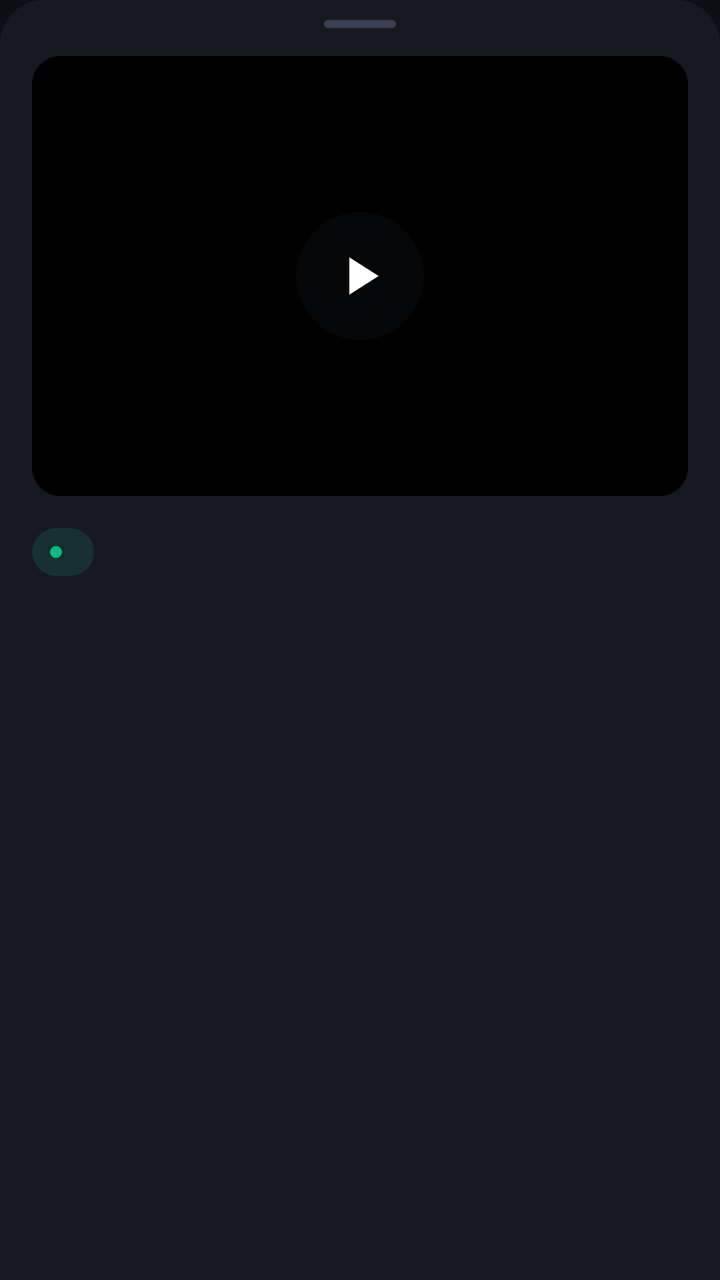
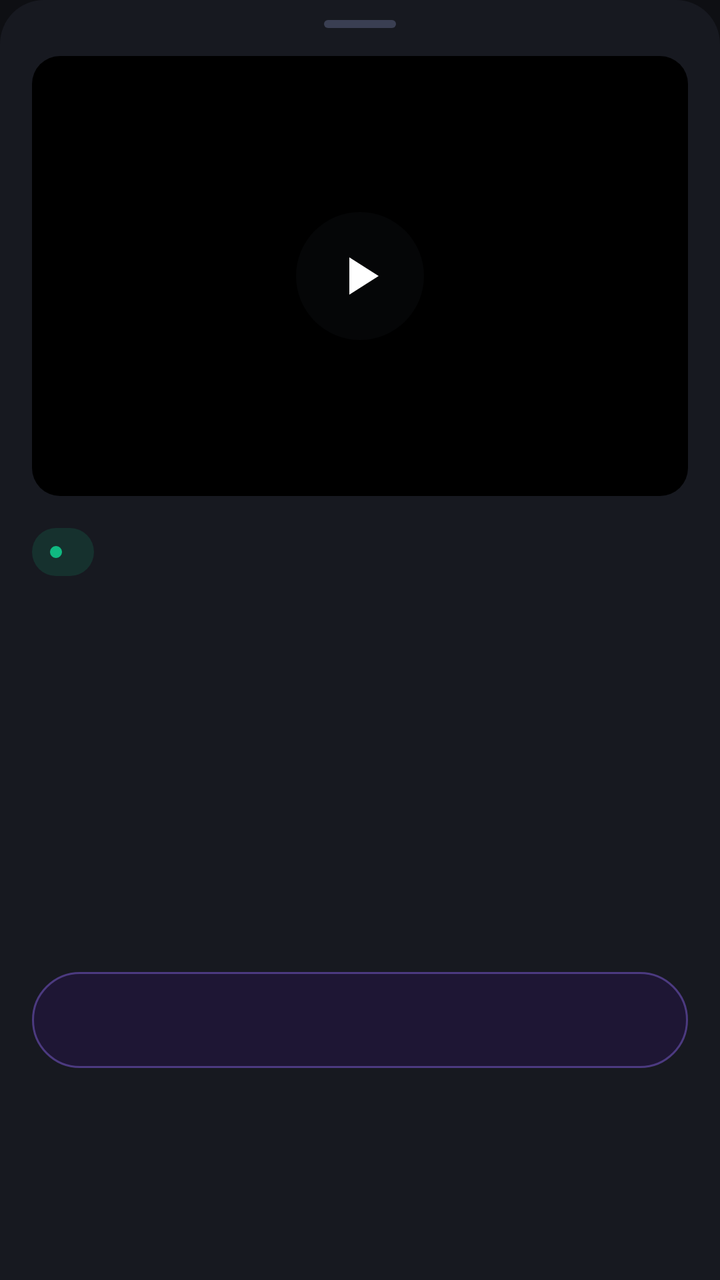

The first picture is an Android layout as it rendered before a commit; the second is the same layout after the commit. The layout source and the unified diff follow.
<!-- AndroidManifest.xml: application theme AppTheme -->
<!-- res/layout/sheet_video.xml -->
<?xml version="1.0" encoding="utf-8"?>
<LinearLayout xmlns:android="http://schemas.android.com/apk/res/android"
    android:id="@+id/sheet"
    android:layout_width="match_parent"
    android:layout_height="wrap_content"
    android:background="@drawable/sheet_bg"
    android:orientation="vertical">

    <View
        android:layout_width="36dp"
        android:layout_height="4dp"
        android:layout_gravity="center_horizontal"
        android:layout_marginBottom="6dp"
        android:layout_marginTop="10dp"
        android:background="@drawable/handle" />

    <ScrollView
        android:layout_width="match_parent"
        android:layout_height="wrap_content"
        android:overScrollMode="never">
        <LinearLayout
            android:layout_width="match_parent"
            android:layout_height="wrap_content"
            android:orientation="vertical"
            android:paddingBottom="20dp"
            android:paddingLeft="16dp"
            android:paddingRight="16dp"
            android:paddingTop="8dp">

            <FrameLayout
                android:id="@+id/videoBox"
                android:layout_width="match_parent"
                android:layout_height="220dp"
                android:background="@drawable/video_box">
                <ImageView
                    android:id="@+id/sheetThumb"
                    android:layout_width="match_parent"
                    android:layout_height="match_parent"
                    android:scaleType="fitCenter" />
                <VideoView
                    android:id="@+id/sheetVideo"
                    android:layout_width="match_parent"
                    android:layout_height="match_parent"
                    android:layout_gravity="center"
                    android:visibility="gone" />
                <ImageView
                    android:id="@+id/sheetPlay"
                    android:layout_width="64dp"
                    android:layout_height="64dp"
                    android:layout_gravity="center"
                    android:background="@drawable/circle_frost"
                    android:contentDescription="Play"
                    android:padding="16dp"
                    android:src="@drawable/ic_play"
                    android:tint="#FFFFFF" />
            </FrameLayout>

            <LinearLayout
                android:id="@+id/sheetStatus"
                android:layout_width="wrap_content"
                android:layout_height="24dp"
                android:layout_marginTop="16dp"
                android:background="@drawable/status_pub"
                android:gravity="center_vertical"
                android:orientation="horizontal"
                android:paddingLeft="9dp"
                android:paddingRight="10dp">
                <View
                    android:id="@+id/sheetStatusDot"
                    android:layout_width="6dp"
                    android:layout_height="6dp"
                    android:background="@drawable/dot_pub" />
                <TextView
                    android:id="@+id/sheetStatusText"
                    android:layout_width="wrap_content"
                    android:layout_height="wrap_content"
                    android:layout_marginStart="6dp"
                    android:fontFamily="sans-serif-medium"
                    android:textSize="12sp" />
            </LinearLayout>

            <TextView
                android:id="@+id/sheetTitle"
                android:layout_width="match_parent"
                android:layout_height="wrap_content"
                android:layout_marginTop="10dp"
                android:fontFamily="sans-serif"
                android:textColor="@color/text"
                android:textSize="21sp"
                android:textStyle="bold" />

            <TextView
                android:id="@+id/sheetPlatforms"
                android:layout_width="match_parent"
                android:layout_height="wrap_content"
                android:layout_marginTop="4dp"
                android:textColor="@color/accent_light"
                android:textSize="14sp" />

            <TextView
                android:id="@+id/sheetPlanned"
                android:layout_width="match_parent"
                android:layout_height="wrap_content"
                android:layout_marginTop="4dp"
                android:fontFamily="sans-serif-medium"
                android:textSize="13sp" />

            <TextView
                android:id="@+id/sheetNote"
                android:layout_width="match_parent"
                android:layout_height="wrap_content"
                android:layout_marginTop="8dp"
                android:lineSpacingExtra="2dp"
                android:textColor="@color/muted"
                android:textSize="14sp" />

            <HorizontalScrollView
                android:layout_width="match_parent"
                android:layout_height="wrap_content"
                android:layout_marginTop="12dp"
                android:overScrollMode="never"
                android:scrollbars="none">
                <LinearLayout
                    android:id="@+id/sheetChips"
                    android:layout_width="wrap_content"
                    android:layout_height="wrap_content"
                    android:orientation="horizontal" />
            </HorizontalScrollView>

            <TextView
                android:id="@+id/sheetToggle"
                android:layout_width="match_parent"
                android:layout_height="50dp"
                android:layout_marginTop="16dp"
                android:fontFamily="sans-serif-medium"
                android:gravity="center"
                android:textSize="15sp" />

            <LinearLayout
                android:id="@+id/sheetActions"
                android:layout_width="match_parent"
                android:layout_height="wrap_content"
                android:layout_marginTop="16dp"
                android:orientation="horizontal" />
        </LinearLayout>
    </ScrollView>
</LinearLayout>
<!-- resources referenced by this layout -->
<resources>
  <color name="accent_light">#A5B4FC</color>
  <color name="muted">#94A3B8</color>
  <color name="text">#F8FAFC</color>
  <!-- drawable circle_frost (drawable) -->
  <?xml version="1.0" encoding="utf-8"?>
  <shape xmlns:android="http://schemas.android.com/apk/res/android" android:shape="oval"><solid android:color="@color/frost" /></shape>
  <!-- drawable dot_pub (drawable) -->
  <?xml version="1.0" encoding="utf-8"?>
  <shape xmlns:android="http://schemas.android.com/apk/res/android" android:shape="oval"><solid android:color="@color/pub" /><size android:width="6dp" android:height="6dp" /></shape>
  <!-- drawable handle (drawable) -->
  <?xml version="1.0" encoding="utf-8"?>
  <shape xmlns:android="http://schemas.android.com/apk/res/android" android:shape="rectangle"><solid android:color="#3A3F52" /><corners android:radius="2dp" /></shape>
  <!-- drawable ic_play (drawable) -->
  <?xml version="1.0" encoding="utf-8"?>
  <vector xmlns:android="http://schemas.android.com/apk/res/android"
      android:width="24dp" android:height="24dp"
      android:viewportWidth="24" android:viewportHeight="24">
      <path android:fillColor="#FFFFFFFF" android:pathData="M8,5v14l11,-7z" />
  </vector>
  <!-- drawable sheet_bg (drawable) -->
  <?xml version="1.0" encoding="utf-8"?>
  <shape xmlns:android="http://schemas.android.com/apk/res/android" android:shape="rectangle"><solid android:color="@color/surface" /><corners android:topLeftRadius="22dp" android:topRightRadius="22dp" /></shape>
  <!-- drawable status_pub (drawable) -->
  <?xml version="1.0" encoding="utf-8"?>
  <shape xmlns:android="http://schemas.android.com/apk/res/android" android:shape="rectangle"><solid android:color="@color/pub_soft" /><corners android:radius="99dp" /></shape>
  <!-- drawable video_box (drawable) -->
  <?xml version="1.0" encoding="utf-8"?>
  <shape xmlns:android="http://schemas.android.com/apk/res/android" android:shape="rectangle"><solid android:color="#000000" /><corners android:radius="14dp" /></shape>
  <style name="AppTheme" parent="@android:style/Theme.Material.NoActionBar">
          <item name="android:colorPrimary">@color/surface</item>
          <item name="android:colorPrimaryDark">@color/bg</item>
          <item name="android:colorAccent">@color/accent_light</item>
          <item name="android:colorBackground">@color/surface</item>
          <item name="android:windowBackground">@color/bg</item>
          <item name="android:statusBarColor">@color/bg</item>
          <item name="android:navigationBarColor">@color/surface</item>
          <item name="android:textColorPrimary">@color/text</item>
          <item name="android:textColorSecondary">@color/muted</item>
      </style>
  <color name="frost">#99090A0D</color>
  <color name="pub">#10B981</color>
  <color name="surface">#171920</color>
  <color name="pub_soft">#2610B981</color>
  <color name="bg">#0E0F13</color>
</resources>

<!-- the commit's change to res/layout/sheet_video.xml (unified diff, before → after) -->
@@ -136,6 +136,17 @@
                 android:gravity="center"
                 android:textSize="15sp" />
 
+            <TextView
+                android:id="@+id/sheetPlatBtn"
+                android:layout_width="match_parent"
+                android:layout_height="48dp"
+                android:layout_marginTop="10dp"
+                android:background="@drawable/chip_violet"
+                android:fontFamily="sans-serif-medium"
+                android:gravity="center"
+                android:textColor="@color/violet_light"
+                android:textSize="14sp" />
+
             <LinearLayout
                 android:id="@+id/sheetActions"
                 android:layout_width="match_parent"
<!-- resource entries referenced after the edit -->
@@ -3,6 +3,12 @@
   <color name="accent_light">#A5B4FC</color>
   <color name="muted">#94A3B8</color>
   <color name="text">#F8FAFC</color>
+  <color name="violet_light">#C4B5FD</color>
+  <!-- drawable chip_violet (drawable) -->
+  <?xml version="1.0" encoding="utf-8"?>
+  <ripple xmlns:android="http://schemas.android.com/apk/res/android" android:color="#338B5CF6">
+      <item><shape android:shape="rectangle"><solid android:color="@color/violet_row" /><stroke android:width="1dp" android:color="#4C3A80" /><corners android:radius="99dp" /></shape></item>
+  </ripple>
   <!-- drawable circle_frost (drawable) -->
   <?xml version="1.0" encoding="utf-8"?>
   <shape xmlns:android="http://schemas.android.com/apk/res/android" android:shape="oval"><solid android:color="@color/frost" /></shape>
@@ -39,6 +45,7 @@
           <item name="android:textColorPrimary">@color/text</item>
           <item name="android:textColorSecondary">@color/muted</item>
       </style>
+  <color name="violet_row">#1E1634</color>
   <color name="frost">#99090A0D</color>
   <color name="pub">#10B981</color>
   <color name="surface">#171920</color>
